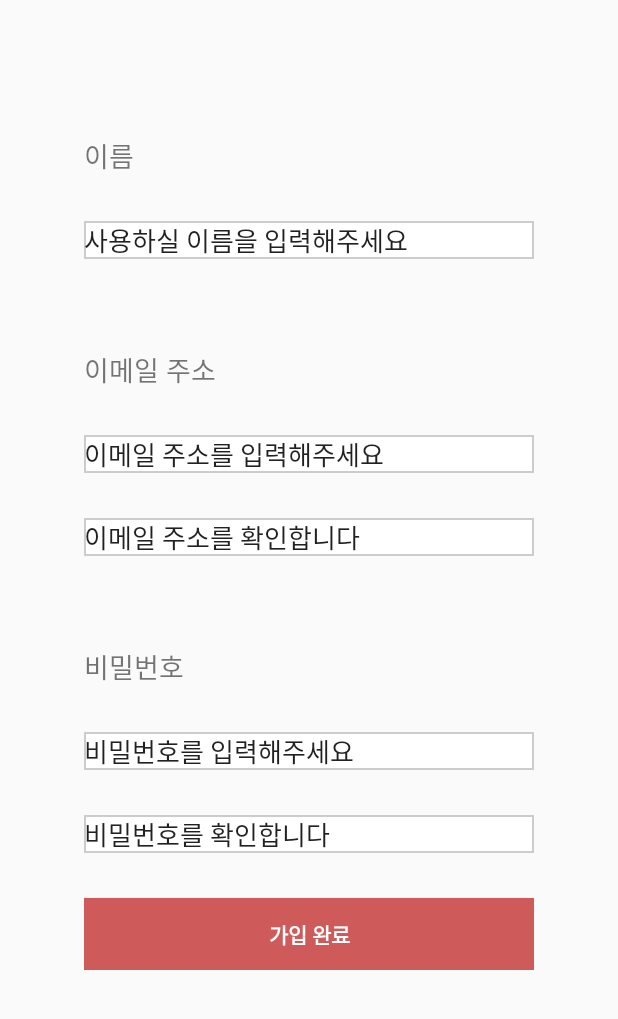
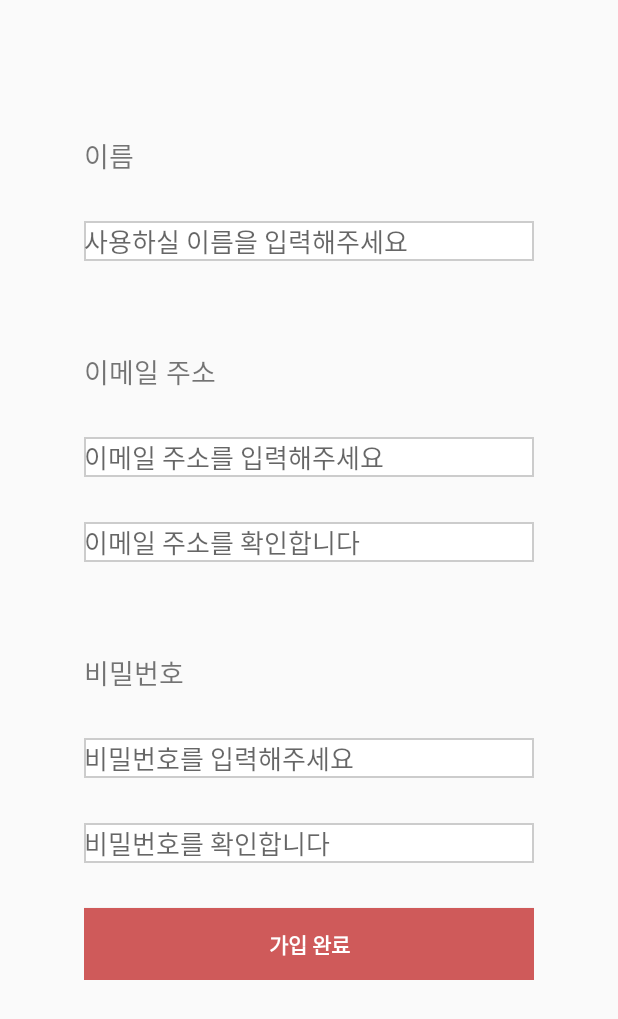
Before and after one commit to Kwonjoon5914/KOPO01FirstRepository2, an Android app: the Signup screen opened directly, with no data from a screen before it, on a phone screen of 412 x 824 dp. Shown: the top 1019 px of the screen. Run offline under Robolectric (Android 15) with nearby library versions, the phone set to English and light mode, and no system bars.

Commit message:
change text -> hint

```diff
--- a/app/src/main/res/layout/activity_find_pw.xml
+++ b/app/src/main/res/layout/activity_find_pw.xml
@@ -42,7 +42,7 @@
                 <EditText
                     android:layout_width="330dp"
                     android:layout_height="50dp"
-                    android:text="가입하신 이메일 주소를 입력하세요"
+                    android:hint="가입하신 이메일 주소를 입력하세요"
                     android:background="@drawable/back"
                     android:layout_marginTop="45dp"
                     android:layout_gravity="center"
--- a/app/src/main/res/layout/activity_members.xml
+++ b/app/src/main/res/layout/activity_members.xml
@@ -18,7 +18,7 @@
 
             <EditText android:layout_width="wrap_content"
                 android:layout_height="match_parent"
-                android:text="검색할 내용을 입력하세요"/>
+                android:hint="검색할 내용을 입력하세요"/>
 
             <ImageView android:layout_width="wrap_content"
                 android:layout_height="wrap_content"
--- a/app/src/main/res/layout/activity_nomembers.xml
+++ b/app/src/main/res/layout/activity_nomembers.xml
@@ -21,7 +21,7 @@
             <EditText
                 android:layout_width="wrap_content"
                 android:layout_height="match_parent"
-                android:text="검색할 내용을 입력하세요"/>
+                android:hint="검색할 내용을 입력하세요"/>
 
             <ImageView
                 android:layout_width="wrap_content"
--- a/app/src/main/res/layout/activity_signup.xml
+++ b/app/src/main/res/layout/activity_signup.xml
@@ -37,7 +37,7 @@
                     android:layout_gravity="center"
                     android:layout_marginTop="30dp"
                     android:background="@drawable/back"
-                    android:text="사용하실 이름을 입력해주세요"
+                    android:hint="사용하실 이름을 입력해주세요"
                     android:textSize="17dp"/>
 
                 <TextView
@@ -54,7 +54,7 @@
                     android:layout_gravity="center"
                     android:layout_marginTop="30dp"
                     android:background="@drawable/back"
-                    android:text="이메일 주소를 입력해주세요"
+                    android:hint="이메일 주소를 입력해주세요"
                     android:textSize="17dp"/>
 
                 <EditText
@@ -64,7 +64,7 @@
                     android:layout_gravity="center"
                     android:layout_marginTop="30dp"
                     android:background="@drawable/back"
-                    android:text="이메일 주소를 확인합니다"
+                    android:hint="이메일 주소를 확인합니다"
                     android:textSize="17dp"/>
 
                 <TextView
@@ -81,7 +81,7 @@
                     android:layout_gravity="center"
                     android:layout_marginTop="30dp"
                     android:background="@drawable/back"
-                    android:text="비밀번호를 입력해주세요"
+                    android:hint="비밀번호를 입력해주세요"
                     android:textSize="17dp"/>
 
                 <EditText
@@ -91,7 +91,7 @@
                     android:layout_gravity="center"
                     android:layout_marginTop="30dp"
                     android:background="@drawable/back"
-                    android:text="비밀번호를 확인합니다"
+                    android:hint="비밀번호를 확인합니다"
                     android:textSize="17dp"/>
 
                 <Button
```
